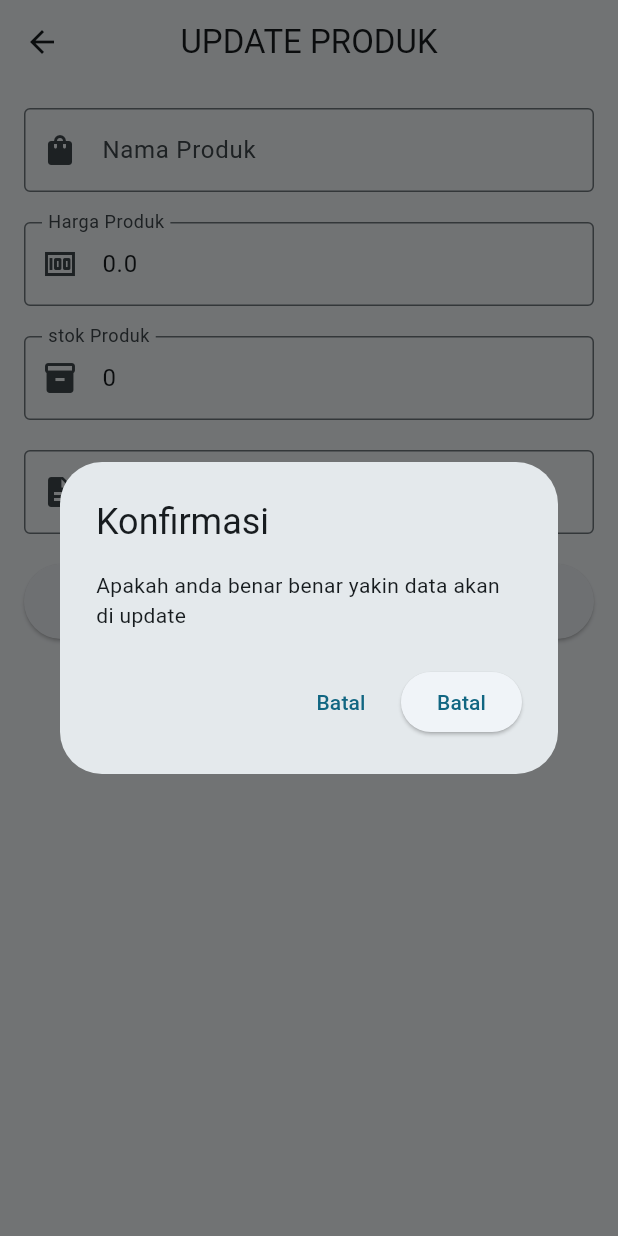
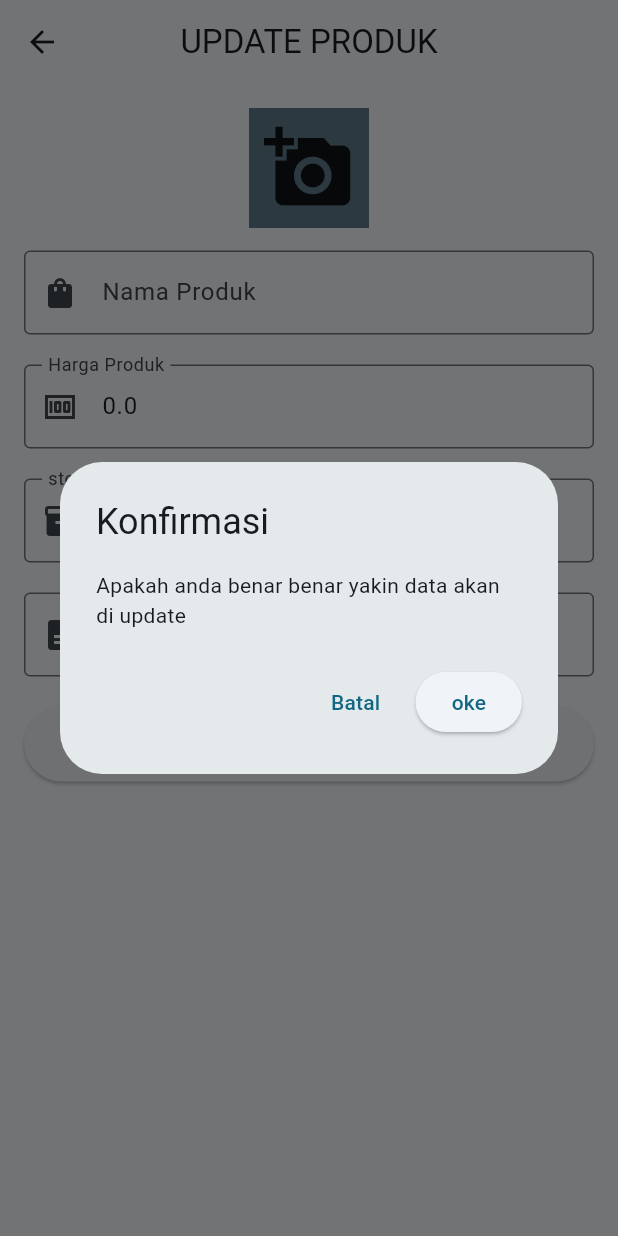
Before and after one commit to muhammadrifaifai45-bot/Api_dasar_laravel_flutter, a Flutter app: the EditPage screen opened directly with empty values, after a tap on "SIMPAN", on a phone screen of 412 x 824 dp. Run offline on Flutter 3.47's test engine with Material 3 defaults, Android fonts, the phone set to English and light mode, and no system bars; our stand-ins replace image_picker.

Commit message:
add model loginRespons'

```diff
--- a/lib/layar/edit_page.dart
+++ b/lib/layar/edit_page.dart
@@ -22,9 +22,9 @@ class _EditPageState extends State<EditPage> {
   final stockController=TextEditingController();
   final deskripsiController=TextEditingController();
   final SetingganApi api=SetingganApi();
-  final piker=ImagePicker();
+  bool loading=false;
+  final picker=ImagePicker();
   File? image;
-  bool loading=false;
 
   void initState(){
     super.initState();
@@ -35,7 +35,7 @@ class _EditPageState extends State<EditPage> {
   }
 
   Future<void> pilihGambar() async {
-    final XFile? picked = await piker.pickImage(
+    final XFile? picked = await picker.pickImage(
       source: ImageSource.gallery,
     );
     if (picked != null) {
@@ -96,7 +96,7 @@ class _EditPageState extends State<EditPage> {
                ElevatedButton(onPressed: (){
                   Navigator.pop(context,true);
                },
-               child: const Text("Batal"),
+               child: const Text("oke"),
                )
             ],
           );
@@ -117,6 +117,34 @@ class _EditPageState extends State<EditPage> {
       ),
       body: Padding(
         padding: const EdgeInsets.all(16),
+         child: Center(
+          child: Column(
+            children: [
+              Center(
+                child: GestureDetector(
+                  onTap: pilihGambar,
+                  child: image == null
+                      ? Container(
+                          height: 80,
+                          width: 80,
+                          decoration: BoxDecoration(color: Colors.blueGrey),
+                          child: const Icon(
+                            Icons.add_a_photo,
+                            size: 60,
+                          ),
+                        )
+                      : ClipRRect(
+                          borderRadius: BorderRadius.circular(15),
+                          child: Image.file(
+                            image!,
+                            height: 80,
+                            width: 80,
+                            fit: BoxFit.cover,
+                          )),
+                ),
+              ),
+              SizedBox(height: 15),
+              Expanded(
         child: Form(
           key: _formKey,
           child: ListView(
@@ -135,7 +163,6 @@ class _EditPageState extends State<EditPage> {
                   return null;
                 },
               ),
-
 
 
               const SizedBox(height: 20),
@@ -209,7 +236,13 @@ class _EditPageState extends State<EditPage> {
             ],
           ),
         ),
+
         ),
-    );
+            ],
+    ),
+         )
+      )
+     );
+
   }
 }
--- /dev/null
+++ b/lib/models/login_response.dart
@@ -0,0 +1,13 @@
+class loginResponse{
+bool succes;
+String message;
+String token;
+
+loginResponse({
+  required this.succes,
+  required this.message,
+  required this.token,
+});
+
+
+}
```
